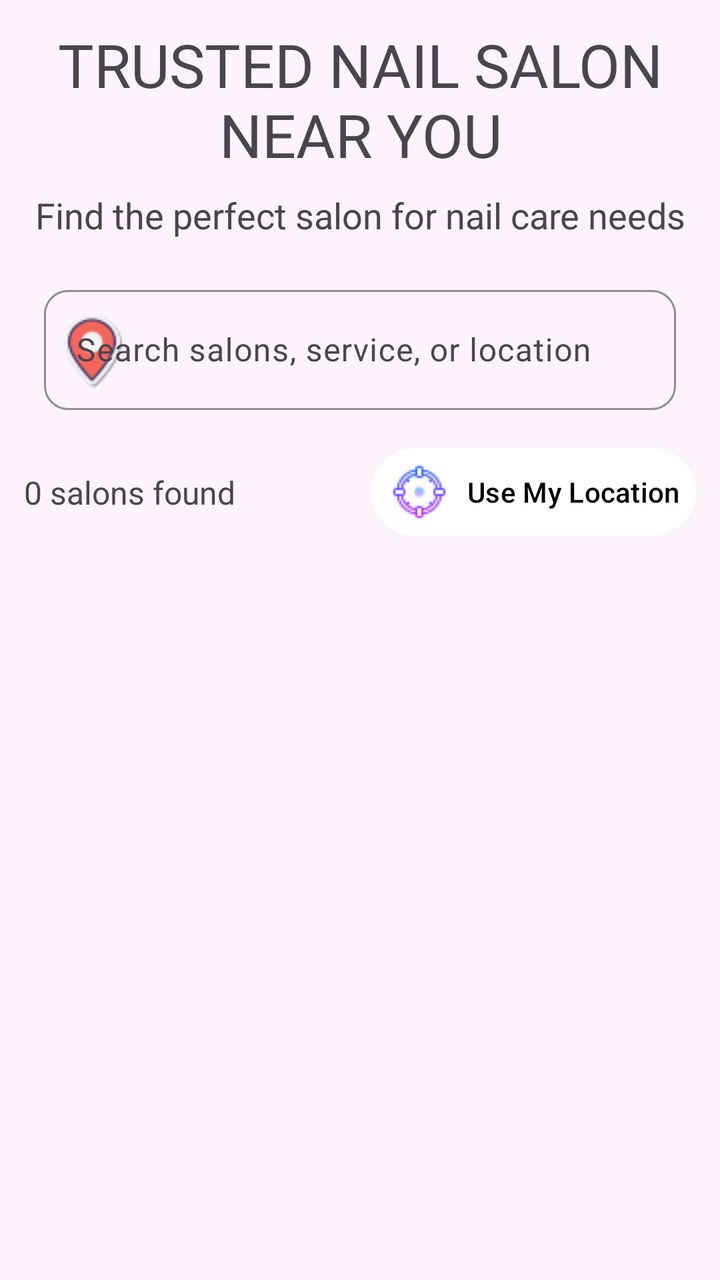
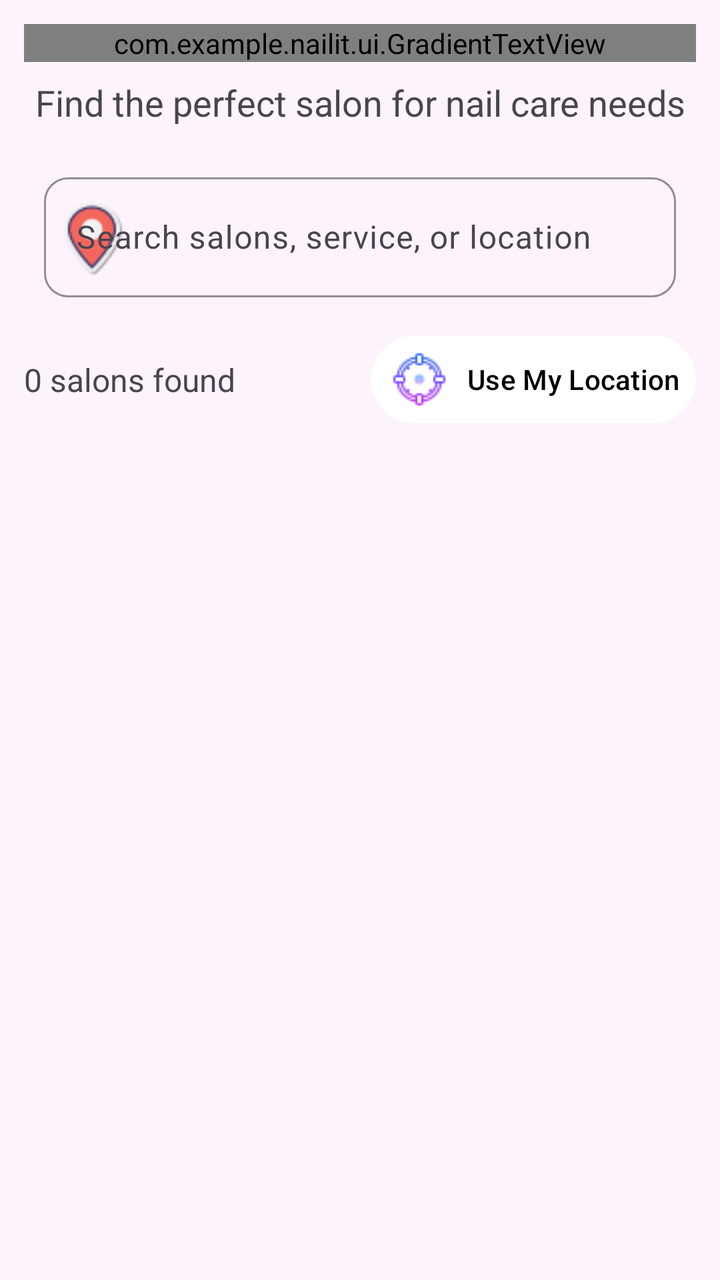

An Android layout rendered at two revisions. The XML below is the earlier revision; the diff shows what the commit changed to produce the second picture.
<!-- AndroidManifest.xml: application theme Theme.NailIt -->
<!-- res/layout/fragment_salons.xml -->
<?xml version="1.0" encoding="utf-8"?>
<androidx.constraintlayout.widget.ConstraintLayout
    xmlns:android="http://schemas.android.com/apk/res/android"
    xmlns:app="http://schemas.android.com/apk/res-auto"
    android:layout_width="match_parent"
    android:layout_height="match_parent"
    android:background="@color/linght_pink"
    android:padding="12dp">

    <TextView
        android:id="@+id/titleText"
        android:layout_width="0dp"
        android:layout_height="wrap_content"
        android:text="TRUSTED NAIL SALON NEAR YOU"
        android:textSize="30sp"
        android:textAlignment="center"
        app:layout_constraintTop_toTopOf="parent"
        app:layout_constraintStart_toStartOf="parent"
        app:layout_constraintEnd_toEndOf="parent" />

    <TextView
        android:id="@+id/subtitleText"
        android:layout_width="0dp"
        android:layout_height="wrap_content"
        android:text="Find the perfect salon for nail care needs"
        android:textSize="18sp"
        android:textAlignment="center"
        android:layout_marginTop="8dp"
        app:layout_constraintTop_toBottomOf="@id/titleText"
        app:layout_constraintStart_toStartOf="parent"
        app:layout_constraintEnd_toEndOf="parent" />

    <com.google.android.material.textfield.TextInputLayout
        android:id="@+id/searchBox"
        android:layout_width="0dp"
        android:layout_height="wrap_content"
        android:layout_marginTop="20dp"
        android:layout_marginLeft="10dp"
        android:layout_marginRight="10dp"
        app:startIconDrawable="@drawable/search_icon"
        app:boxBackgroundMode="outline"
        app:boxStrokeColor="@color/black"
        app:boxStrokeWidth="1dp"
        app:startIconTint="@null"
        app:boxCornerRadiusTopStart="12dp"
        app:boxCornerRadiusTopEnd="12dp"
        app:boxCornerRadiusBottomStart="12dp"
        app:boxCornerRadiusBottomEnd="12dp"
        app:layout_constraintTop_toBottomOf="@id/subtitleText"
        app:layout_constraintStart_toStartOf="parent"
        app:layout_constraintEnd_toEndOf="parent">

        <com.google.android.material.textfield.TextInputEditText
            android:id="@+id/searchLocationInput"
            android:layout_width="match_parent"
            android:layout_height="60dp"
            android:hint="Search salons, service, or location" />
    </com.google.android.material.textfield.TextInputLayout>

    <androidx.constraintlayout.widget.ConstraintLayout
        android:id="@+id/countRow"
        android:layout_width="0dp"
        android:layout_height="wrap_content"
        android:layout_marginTop="15dp"
        app:layout_constraintTop_toBottomOf="@id/searchBox"
        app:layout_constraintStart_toStartOf="parent"
        app:layout_constraintEnd_toEndOf="parent">

        <TextView
            android:id="@+id/salonCount"
            android:layout_width="wrap_content"
            android:layout_height="wrap_content"
            android:text="0 salons found"
            android:textSize="16sp"
            app:layout_constraintStart_toStartOf="parent"
            app:layout_constraintTop_toTopOf="parent"
            app:layout_constraintBottom_toBottomOf="parent"/>

        <Button
            android:id="@+id/useMyLocationBtn"
            android:layout_width="wrap_content"
            android:layout_height="wrap_content"
            android:text="Use My Location"
            android:drawableLeft="@drawable/current_location"
            android:drawablePadding="8dp"
            android:backgroundTint="@color/white"
            android:textColor="@color/black"
            android:paddingLeft="8dp"
            android:paddingRight="8dp"
            app:layout_constraintEnd_toEndOf="parent"
            app:layout_constraintTop_toTopOf="parent"
            app:layout_constraintBottom_toBottomOf="parent"/>
    </androidx.constraintlayout.widget.ConstraintLayout>

    
    <androidx.recyclerview.widget.RecyclerView
        android:id="@+id/salonRecyclerView"
        android:layout_width="0dp"
        android:layout_height="0dp"
        android:layout_marginTop="16dp"
        android:clipToPadding="false"
        android:paddingBottom="90dp"
        app:layout_constraintTop_toBottomOf="@id/countRow"
        app:layout_constraintBottom_toBottomOf="parent"
        app:layout_constraintStart_toStartOf="parent"
        app:layout_constraintEnd_toEndOf="parent" />

</androidx.constraintlayout.widget.ConstraintLayout>
<!-- resources referenced by this layout -->
<resources>
  <color name="black">#FF000000</color>
  <color name="linght_pink">#FCF3FC</color>
  <color name="white">#FFFFFFFF</color>
  <!-- drawable current_location: png bitmap (drawable, 1190 bytes) -->
  <!-- drawable search_icon: png bitmap (drawable, 1666 bytes) -->
  <style name="Theme.NailIt" parent="Base.Theme.NailIt" />
  <style name="Base.Theme.NailIt" parent="Theme.Material3.DayNight.NoActionBar">
          
          
      </style>
</resources>

<!-- the commit's change to res/layout/fragment_salons.xml (unified diff, before → after) -->
@@ -7,12 +7,13 @@
     android:background="@color/linght_pink"
     android:padding="12dp">
 
-    <TextView
+    <com.example.nailit.ui.GradientTextView
         android:id="@+id/titleText"
         android:layout_width="0dp"
         android:layout_height="wrap_content"
         android:text="TRUSTED NAIL SALON NEAR YOU"
         android:textSize="30sp"
+        android:textStyle="bold"
         android:textAlignment="center"
         app:layout_constraintTop_toTopOf="parent"
         app:layout_constraintStart_toStartOf="parent"
